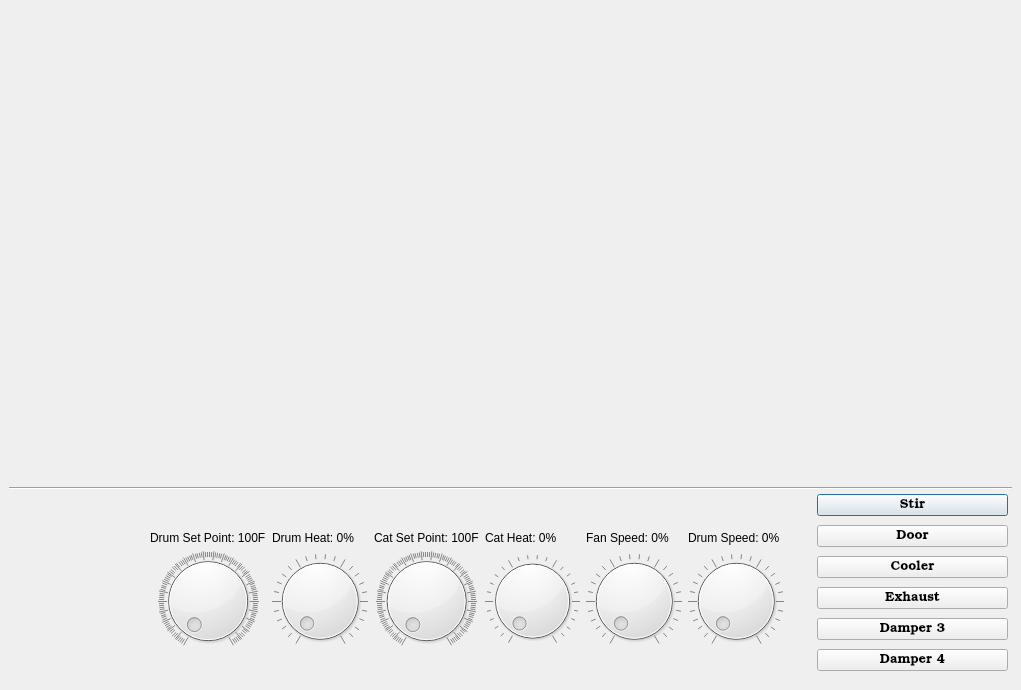
Old version of the form controlroomdialog.ui in the repository barbosaMatheus/USR_Coffee_Profiles.
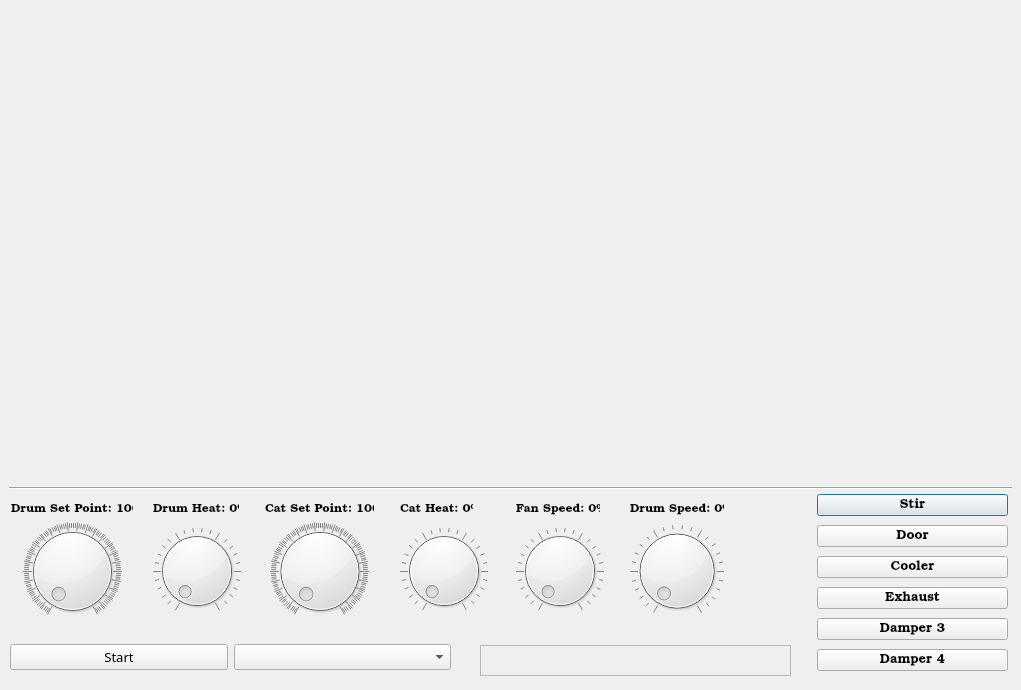
New version of the form.

```diff
--- a/controlroomdialog.ui
+++ b/controlroomdialog.ui
@@ -36,7 +36,7 @@
     </rect>
    </property>
   </widget>
-  <widget class="QWidget" name="">
+  <widget class="QWidget" name="layoutWidget">
    <property name="geometry">
     <rect>
      <x>817</x>
@@ -126,117 +126,273 @@
     </item>
    </layout>
   </widget>
-  <widget class="QWidget" name="">
+  <widget class="QWidget" name="layoutWidget">
    <property name="geometry">
     <rect>
-     <x>150</x>
-     <y>530</y>
-     <width>634</width>
-     <height>121</height>
+     <x>10</x>
+     <y>644</y>
+     <width>441</width>
+     <height>27</height>
     </rect>
    </property>
-   <layout class="QGridLayout" name="gridLayout">
-    <item row="0" column="0">
-     <widget class="QLabel" name="dsp_label">
-      <property name="text">
-       <string>Drum Set Point: 100F</string>
+   <layout class="QHBoxLayout" name="horizontalLayout">
+    <item>
+     <widget class="QPushButton" name="start_button">
+      <property name="font">
+       <font>
+        <family>Book Antiqua</family>
+        <pointsize>10</pointsize>
+       </font>
       </property>
-     </widget>
-    </item>
-    <item row="0" column="1">
-     <widget class="QLabel" name="dh_label">
       <property name="text">
-       <string>Drum Heat: 0%</string>
+       <string>Start</string>
       </property>
      </widget>
     </item>
-    <item row="0" column="2">
-     <widget class="QLabel" name="csp_label">
-      <property name="text">
-       <string>Cat Set Point: 100F</string>
-      </property>
-     </widget>
-    </item>
-    <item row="0" column="3">
-     <widget class="QLabel" name="ch_label">
-      <property name="text">
-       <string>Cat Heat: 0%</string>
-      </property>
-     </widget>
-    </item>
-    <item row="0" column="4">
-     <widget class="QLabel" name="fs_label">
-      <property name="text">
-       <string>Fan Speed: 0%</string>
-      </property>
-     </widget>
-    </item>
-    <item row="0" column="5">
-     <widget class="QLabel" name="ds_label">
-      <property name="text">
-       <string>Drum Speed: 0%</string>
-      </property>
-     </widget>
-    </item>
-    <item row="1" column="0">
-     <widget class="QDial" name="dsp_dial">
-      <property name="minimum">
-       <number>100</number>
-      </property>
-      <property name="maximum">
-       <number>600</number>
-      </property>
-      <property name="notchesVisible">
-       <bool>true</bool>
-      </property>
-     </widget>
-    </item>
-    <item row="1" column="1">
-     <widget class="QDial" name="dh_dial">
-      <property name="maximum">
-       <number>99</number>
-      </property>
-      <property name="notchesVisible">
-       <bool>true</bool>
-      </property>
-     </widget>
-    </item>
-    <item row="1" column="2">
-     <widget class="QDial" name="csp_dial">
-      <property name="minimum">
-       <number>100</number>
-      </property>
-      <property name="maximum">
-       <number>600</number>
-      </property>
-      <property name="notchesVisible">
-       <bool>true</bool>
-      </property>
-     </widget>
-    </item>
-    <item row="1" column="3">
-     <widget class="QDial" name="ch_dial">
-      <property name="notchesVisible">
-       <bool>true</bool>
-      </property>
-     </widget>
-    </item>
-    <item row="1" column="4">
-     <widget class="QDial" name="fs_dial">
-      <property name="notchesVisible">
-       <bool>true</bool>
-      </property>
-     </widget>
-    </item>
-    <item row="1" column="5">
-     <widget class="QDial" name="ds_dial">
-      <property name="notchesVisible">
-       <bool>true</bool>
+    <item>
+     <widget class="QComboBox" name="com_box">
+      <property name="font">
+       <font>
+        <family>Book Antiqua</family>
+        <pointsize>10</pointsize>
+       </font>
       </property>
      </widget>
     </item>
    </layout>
   </widget>
+  <widget class="QLabel" name="info_label">
+   <property name="geometry">
+    <rect>
+     <x>480</x>
+     <y>645</y>
+     <width>311</width>
+     <height>31</height>
+    </rect>
+   </property>
+   <property name="font">
+    <font>
+     <family>Bookman Old Style</family>
+     <pointsize>9</pointsize>
+    </font>
+   </property>
+   <property name="frameShape">
+    <enum>QFrame::StyledPanel</enum>
+   </property>
+   <property name="frameShadow">
+    <enum>QFrame::Raised</enum>
+   </property>
+   <property name="lineWidth">
+    <number>5</number>
+   </property>
+   <property name="text">
+    <string/>
+   </property>
+   <property name="wordWrap">
+    <bool>true</bool>
+   </property>
+  </widget>
+  <widget class="QLabel" name="dsp_label">
+   <property name="geometry">
+    <rect>
+     <x>11</x>
+     <y>501</y>
+     <width>122</width>
+     <height>16</height>
+    </rect>
+   </property>
+   <property name="font">
+    <font>
+     <family>Bookman Old Style</family>
+    </font>
+   </property>
+   <property name="text">
+    <string>Drum Set Point: 100F</string>
+   </property>
+  </widget>
+  <widget class="QLabel" name="csp_label">
+   <property name="geometry">
+    <rect>
+     <x>265</x>
+     <y>501</y>
+     <width>109</width>
+     <height>16</height>
+    </rect>
+   </property>
+   <property name="font">
+    <font>
+     <family>Bookman Old Style</family>
+    </font>
+   </property>
+   <property name="text">
+    <string>Cat Set Point: 100F</string>
+   </property>
+  </widget>
+  <widget class="QLabel" name="dh_label">
+   <property name="geometry">
+    <rect>
+     <x>153</x>
+     <y>501</y>
+     <width>86</width>
+     <height>16</height>
+    </rect>
+   </property>
+   <property name="font">
+    <font>
+     <family>Bookman Old Style</family>
+    </font>
+   </property>
+   <property name="text">
+    <string>Drum Heat: 0%</string>
+   </property>
+  </widget>
+  <widget class="QLabel" name="ch_label">
+   <property name="geometry">
+    <rect>
+     <x>400</x>
+     <y>501</y>
+     <width>73</width>
+     <height>16</height>
+    </rect>
+   </property>
+   <property name="font">
+    <font>
+     <family>Bookman Old Style</family>
+    </font>
+   </property>
+   <property name="text">
+    <string>Cat Heat: 0%</string>
+   </property>
+  </widget>
+  <widget class="QLabel" name="fs_label">
+   <property name="geometry">
+    <rect>
+     <x>516</x>
+     <y>501</y>
+     <width>84</width>
+     <height>16</height>
+    </rect>
+   </property>
+   <property name="font">
+    <font>
+     <family>Bookman Old Style</family>
+    </font>
+   </property>
+   <property name="text">
+    <string>Fan Speed: 0%</string>
+   </property>
+  </widget>
+  <widget class="QDial" name="dh_dial">
+   <property name="geometry">
+    <rect>
+     <x>153</x>
+     <y>522</y>
+     <width>88</width>
+     <height>98</height>
+    </rect>
+   </property>
+   <property name="maximum">
+    <number>99</number>
+   </property>
+   <property name="notchesVisible">
+    <bool>true</bool>
+   </property>
+  </widget>
+  <widget class="QDial" name="dsp_dial">
+   <property name="geometry">
+    <rect>
+     <x>11</x>
+     <y>522</y>
+     <width>122</width>
+     <height>98</height>
+    </rect>
+   </property>
+   <property name="minimum">
+    <number>100</number>
+   </property>
+   <property name="maximum">
+    <number>600</number>
+   </property>
+   <property name="notchesVisible">
+    <bool>true</bool>
+   </property>
+  </widget>
+  <widget class="QLabel" name="ds_label">
+   <property name="geometry">
+    <rect>
+     <x>630</x>
+     <y>501</y>
+     <width>94</width>
+     <height>16</height>
+    </rect>
+   </property>
+   <property name="font">
+    <font>
+     <family>Bookman Old Style</family>
+    </font>
+   </property>
+   <property name="text">
+    <string>Drum Speed: 0%</string>
+   </property>
+  </widget>
+  <widget class="QDial" name="ds_dial">
+   <property name="geometry">
+    <rect>
+     <x>630</x>
+     <y>522</y>
+     <width>94</width>
+     <height>98</height>
+    </rect>
+   </property>
+   <property name="notchesVisible">
+    <bool>true</bool>
+   </property>
+  </widget>
+  <widget class="QDial" name="fs_dial">
+   <property name="geometry">
+    <rect>
+     <x>516</x>
+     <y>522</y>
+     <width>88</width>
+     <height>98</height>
+    </rect>
+   </property>
+   <property name="notchesVisible">
+    <bool>true</bool>
+   </property>
+  </widget>
+  <widget class="QDial" name="csp_dial">
+   <property name="geometry">
+    <rect>
+     <x>265</x>
+     <y>522</y>
+     <width>109</width>
+     <height>98</height>
+    </rect>
+   </property>
+   <property name="minimum">
+    <number>100</number>
+   </property>
+   <property name="maximum">
+    <number>600</number>
+   </property>
+   <property name="notchesVisible">
+    <bool>true</bool>
+   </property>
+  </widget>
+  <widget class="QDial" name="ch_dial">
+   <property name="geometry">
+    <rect>
+     <x>400</x>
+     <y>522</y>
+     <width>88</width>
+     <height>98</height>
+    </rect>
+   </property>
+   <property name="notchesVisible">
+    <bool>true</bool>
+   </property>
+  </widget>
  </widget>
  <resources/>
  <connections/>
```
